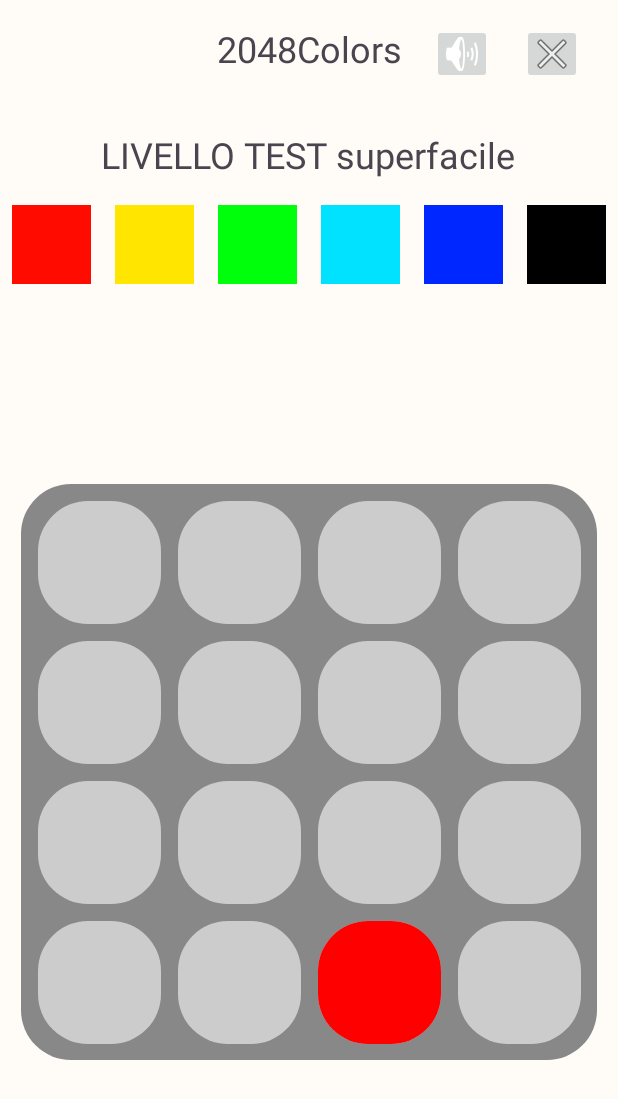
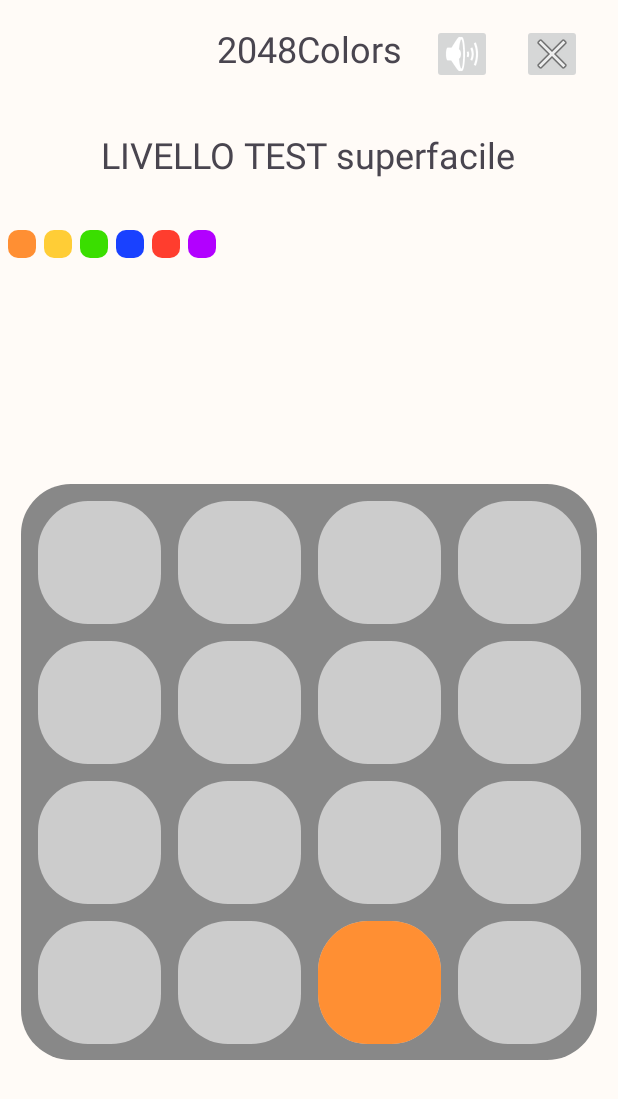
Before and after one commit to Fede-o/2048Colors, an Android app: the GameActivity screen opened directly, with no data from a screen before it, on a phone screen of 412 x 824 dp. Shown: the top 1099 px of the screen. Run offline under Robolectric (Android 15) with nearby library versions, the phone set to English and light mode, and no system bars; Roboto replaces fonts that are not available here.

Commit message:
implementazione palette colori dinamica da xml

```diff
--- a/app/src/main/java/fo/pigdm/colors2048/logic/GameEngine.java
+++ b/app/src/main/java/fo/pigdm/colors2048/logic/GameEngine.java
@@ -17,7 +17,6 @@ public class GameEngine implements ILogic {
 
     Board board = null;
     int currentLevel = 0;
-    int colorPalette;
     long score = 0;
     boolean isPlaying = false;
 
@@ -281,8 +280,6 @@ public class GameEngine implements ILogic {
 
 
 
-
-
     //sostituire il colore salvato nella tile con il codice colore e spostare i colori in un xml
     public int getTileColor(int x, int y) {
         //todo
@@ -295,6 +292,11 @@ public class GameEngine implements ILogic {
         }
     }
 
+    public int getCurrentLevel(){
+        return currentLevel;
+    }
+
+
     public void setView(IView view) {
         this.gameView = view;
     }
--- a/app/src/main/java/fo/pigdm/colors2048/logic/GameLevels.java
+++ b/app/src/main/java/fo/pigdm/colors2048/logic/GameLevels.java
@@ -5,17 +5,15 @@ import java.util.HashMap;
 public class GameLevels {
 
 
-    public final static int NUM_LEVELS = 8;
-    public final static int NUM_COLORS_LEVEL_1 = 4;
-    public final static int NUM_COLORS_LEVEL_2 = 5;
-    public final static int NUM_COLORS_LEVEL_3 = 6;
-    public final static int NUM_COLORS_LEVEL_4 = 7;
-    public final static int NUM_COLORS_LEVEL_5 = 8;
-    public final static int NUM_COLORS_LEVEL_6 = 9;
-    public final static int NUM_COLORS_LEVEL_7 = 10;
-    public final static int NUM_COLORS_LEVEL_8 = 11;
+    public final static int NUM_LEVELS = 6;
+    public final static int NUM_COLORS_LEVEL_1 = 6;
+    public final static int NUM_COLORS_LEVEL_2 = 7;
+    public final static int NUM_COLORS_LEVEL_3 = 8;
+    public final static int NUM_COLORS_LEVEL_4 = 9;
+    public final static int NUM_COLORS_LEVEL_5 = 10;
+    public final static int NUM_COLORS_LEVEL_6 = 11;
 
-    int[] levels = new int[8];
+    int[] levels = new int[NUM_LEVELS];
 
 
     public GameLevels() {
--- a/app/src/main/java/fo/pigdm/colors2048/logic/ILogic.java
+++ b/app/src/main/java/fo/pigdm/colors2048/logic/ILogic.java
@@ -20,6 +20,8 @@ public interface ILogic {
 
     public int getTileColor(int x, int y);
 
+    public int getCurrentLevel();
+
     public void setView(IView view);
 
 
--- a/app/src/main/java/fo/pigdm/colors2048/view/GameActivity.java
+++ b/app/src/main/java/fo/pigdm/colors2048/view/GameActivity.java
@@ -26,8 +26,10 @@ public class GameActivity extends AppCompatActivity {
 
         ILogic gameEngine = new GameEngine();
         IView gameView = findViewById(R.id.gameView);
+        IView colorPaletteView = findViewById(R.id.colorPaletteView);
         gameEngine.setView(gameView);
         gameView.setLogic(gameEngine);
+        colorPaletteView.setLogic(gameEngine);
         gameEngine.newGame();
     }
 
--- a/app/src/main/java/fo/pigdm/colors2048/view/GameView.java
+++ b/app/src/main/java/fo/pigdm/colors2048/view/GameView.java
@@ -1,6 +1,8 @@
 package fo.pigdm.colors2048.view;
 
 import android.content.Context;
+import android.content.res.Resources;
+import android.content.res.TypedArray;
 import android.graphics.Canvas;
 import android.graphics.Color;
 import android.graphics.Paint;
@@ -9,13 +11,13 @@ import android.view.MotionEvent;
 import android.view.View;
 
 import fo.pigdm.colors2048.logic.ILogic;
+import fo.pigdm.colors2048.R;
+
 
 
 public class GameView extends View implements IView {
 
     private static ILogic logic;
-
-
 
     int slotSize = 0;
     int boardMargin = 0;
@@ -26,6 +28,8 @@ public class GameView extends View implements IView {
     float boardWidth;
     float boardHeight;
     private final Paint paint = new Paint();
+    public int currentLevel;
+    public int[] colorPalette;
 
     float prevX, prevY;
 
@@ -39,7 +43,6 @@ public class GameView extends View implements IView {
     //CONSTRUCTOR FOR GENERATION OF VIEW FROM XML LAYOUT
     public GameView(Context context, AttributeSet attributes) {
         super(context, attributes);
-        //logic.newGame();
     }
 
     @Override
@@ -78,6 +81,8 @@ public class GameView extends View implements IView {
     }
 
     private void drawTiles(Canvas canvas) {
+        currentLevel = logic.getCurrentLevel();
+        colorPalette = getColorPalette();
         for (int y = 0; y < logic.getNumRows(); y++) {
             for (int x = 0; x < logic.getNumColumns(); x++) {
                 int slotStartX = (int) boardStartingX + boardMargin + ((slotSize + boardMargin) * x);
@@ -86,38 +91,10 @@ public class GameView extends View implements IView {
                 int slotEndY = slotStartY + slotSize;
 
                 int currentTileColor = logic.getTileColor(x, y);
-                //DA IMPLEMENTARE PALETTE COLORI LIVELLI
-                //todo
-                if (currentTileColor != -1) {
-                    switch(currentTileColor){
-                        case 0:
-                            paint.setColor(Color.RED);
-                            canvas.drawRoundRect((float) slotStartX, (float) slotStartY, (float) slotEndX, (float) slotEndY, (float) 50, (float) 50, paint);
-                            break;
 
-                        case 1:
-                            paint.setColor(Color.YELLOW);
-                            canvas.drawRoundRect((float) slotStartX, (float) slotStartY, (float) slotEndX, (float) slotEndY, (float) 50, (float) 50, paint);
-                            break;
-
-                        case 2:
-                            paint.setColor(Color.GREEN);
-                            canvas.drawRoundRect((float) slotStartX, (float) slotStartY, (float) slotEndX, (float) slotEndY, (float) 50, (float) 50, paint);
-                            break;
-                        case 3:
-                            paint.setColor(Color.CYAN);
-                            canvas.drawRoundRect((float) slotStartX, (float) slotStartY, (float) slotEndX, (float) slotEndY, (float) 50, (float) 50, paint);
-                            break;
-                        case 4:
-                            paint.setColor(Color.BLUE);
-                            canvas.drawRoundRect((float) slotStartX, (float) slotStartY, (float) slotEndX, (float) slotEndY, (float) 50, (float) 50, paint);
-                            break;
-                        default:
-                            paint.setColor(Color.BLACK);
-                            canvas.drawRoundRect((float) slotStartX, (float) slotStartY, (float) slotEndX, (float) slotEndY, (float) 50, (float) 50, paint);
-                            break;
-
-                    }
+                if (currentTileColor >= 0 && currentTileColor <colorPalette.length) {
+                    paint.setColor(colorPalette[currentTileColor]);
+                    canvas.drawRoundRect((float) slotStartX, (float) slotStartY, (float) slotEndX, (float) slotEndY, (float) 50, (float) 50, paint);
                 }
             }
         }
@@ -138,6 +115,28 @@ public class GameView extends View implements IView {
 
             }
         }
+    }
+
+    public int[] getColorPalette() {
+        int[] numColors = getResources().getIntArray(R.array.numColorsLevels);
+        int[] palette = new int[numColors[currentLevel]];
+        TypedArray paletteFromXml;
+
+        switch(currentLevel) {
+            case 0:
+                paletteFromXml = getResources().obtainTypedArray(R.array.colorPalette_level0);
+                for (int i = 0; i < paletteFromXml.length(); i++) {
+                    palette[i] = paletteFromXml.getColor(i, 0);
+                }
+                break;
+            case 1:
+                paletteFromXml = getResources().obtainTypedArray(R.array.colorPalette_level1);
+                for (int i = 0; i < paletteFromXml.length(); i++) {
+                    palette[i] = paletteFromXml.getColor(i, 0);
+                }
+                break;
+        }
+        return palette;
     }
 
     public void setLogic(ILogic logic) {
--- /dev/null
+++ b/app/src/main/java/fo/pigdm/colors2048/view/colorPaletteView.java
@@ -0,0 +1,118 @@
+package fo.pigdm.colors2048.view;
+
+import android.app.ActionBar;
+import android.content.Context;
+import android.content.res.TypedArray;
+import android.graphics.Canvas;
+import android.graphics.Paint;
+import android.util.AttributeSet;
+import android.view.View;
+import android.widget.Gallery;
+import android.widget.ImageView;
+import android.widget.LinearLayout;
+
+import fo.pigdm.colors2048.R;
+import fo.pigdm.colors2048.logic.ILogic;
+import fo.pigdm.colors2048.view.GameView;
+
+public class colorPaletteView extends View  implements IView {
+
+    private static ILogic logic;
+
+    int currentLevel;
+    int[] colorPalette;
+    int numColors;
+    int boxSize;
+    int boxMargin;
+    float paletteStartingX;
+    float paletteStartingY;
+    float paletteEndingX;
+    float paletteEndingY;
+    int viewWidth;
+    int viewHeight;
+    private final Paint paint = new Paint();
+
+
+    public colorPaletteView(Context context) {
+        super(context);
+    }
+
+    //CONSTRUCTOR FOR GENERATION OF VIEW FROM XML LAYOUT
+    public colorPaletteView(Context context, AttributeSet attributes) {
+        super(context, attributes);
+    }
+
+    @Override
+    protected void onLayout (boolean changed, int left, int top, int right, int bottom) {
+        super.onLayout(changed, left, top, right, bottom);
+
+        viewWidth = this.getWidth();
+        viewHeight = this.getHeight();
+
+
+
+    }
+
+    private void setElementsDimensions(int width, int height) {
+
+        boxMargin = boxSize / 7;
+        boxSize = width / (numColors + (boxMargin * 2));
+
+        int paletteMiddleX = (width / 2);
+        int paletteMiddleY = (height / 2);
+
+        paletteStartingX = (float)boxMargin;
+        paletteStartingY = (float) (paletteMiddleY - (boxSize / 2));
+        paletteEndingX = (float) (width - boxMargin);
+        paletteEndingY = (float) (paletteMiddleY + (boxSize / 2));
+
+    }
+
+    @Override
+    public void onDraw(Canvas canvas) {
+        currentLevel = logic.getCurrentLevel();
+        colorPalette = getColorPalette();
+        this.setElementsDimensions(viewWidth, viewHeight);
+        drawPalette(canvas);
+    }
+
+    private void drawPalette(Canvas canvas) {
+
+        for(int i = 0; i < numColors; i++) {
+            int boxStartX = (int) paletteStartingX + ((boxSize + boxMargin) * (i));
+            int boxEndX = boxStartX + boxSize;
+            int boxStartY = (int) paletteStartingY;
+            int boxEndY = (int) paletteEndingY;
+
+            paint.setColor(colorPalette[i]);
+            canvas.drawRoundRect((float) boxStartX, (float) boxStartY, (float) boxEndX, (float) boxEndY, (float) 10, (float) 10, paint);
+        }
+    }
+    public int[] getColorPalette() {
+        int[] numColorsLevels = getResources().getIntArray(R.array.numColorsLevels);
+        numColors = numColorsLevels[currentLevel];
+        int[] palette = new int[numColors];
+        TypedArray paletteFromXml;
+
+        switch(currentLevel) {
+            case 0:
+                paletteFromXml = getResources().obtainTypedArray(R.array.colorPalette_level0);
+                for (int i = 0; i < paletteFromXml.length(); i++) {
+                    palette[i] = paletteFromXml.getColor(i, 0);
+                }
+                break;
+            case 1:
+                paletteFromXml = getResources().obtainTypedArray(R.array.colorPalette_level1);
+                for (int i = 0; i < paletteFromXml.length(); i++) {
+                    palette[i] = paletteFromXml.getColor(i, 0);
+                }
+                break;
+        }
+        return palette;
+    }
+
+    @Override
+    public void setLogic(ILogic logic) {
+        this.logic = logic;
+    }
+}
--- a/app/src/main/res/layout/activity_game.xml
+++ b/app/src/main/res/layout/activity_game.xml
@@ -60,7 +60,15 @@
             app:layout_constraintStart_toStartOf="parent"
             app:layout_constraintTop_toTopOf="parent" />
 
-        <LinearLayout
+        <fo.pigdm.colors2048.view.colorPaletteView
+            android:id="@+id/colorPaletteView"
+            android:layout_width="match_parent"
+            android:layout_height="0dp"
+            app:layout_constraintBottom_toBottomOf="parent"
+            app:layout_constraintTop_toBottomOf="@+id/textView2">
+        </fo.pigdm.colors2048.view.colorPaletteView>
+
+        <!--<LinearLayout
             android:layout_width="match_parent"
             android:layout_height="0dp"
             android:orientation="horizontal"
@@ -139,6 +147,7 @@
                 app:srcCompat="@mipmap/ic_launcher_background"
                 app:tint="#000000" />
         </LinearLayout>
+        -->
 
     </androidx.constraintlayout.widget.ConstraintLayout>
 
--- a/app/src/main/res/values-night/themes.xml
+++ b/app/src/main/res/values-night/themes.xml
@@ -12,10 +12,6 @@
         <item name="colorOnTertiary">@color/md_theme_dark_onTertiary</item>
         <item name="colorTertiaryContainer">@color/md_theme_dark_tertiaryContainer</item>
         <item name="colorOnTertiaryContainer">@color/md_theme_dark_onTertiaryContainer</item>
-        <item name="colorError">@color/md_theme_dark_error</item>
-        <item name="colorErrorContainer">@color/md_theme_dark_errorContainer</item>
-        <item name="colorOnError">@color/md_theme_dark_onError</item>
-        <item name="colorOnErrorContainer">@color/md_theme_dark_onErrorContainer</item>
         <item name="android:colorBackground">@color/md_theme_dark_background</item>
         <item name="colorOnBackground">@color/md_theme_dark_onBackground</item>
         <item name="colorSurface">@color/md_theme_dark_surface</item>
@@ -25,8 +21,6 @@
         <item name="colorOutline">@color/md_theme_dark_outline</item>
         <item name="colorOnSurfaceInverse">@color/md_theme_dark_inverseOnSurface</item>
         <item name="colorSurfaceInverse">@color/md_theme_dark_inverseSurface</item>
-        <!--<item name="colorInversePrimary">@color/md_theme_dark_inversePrimary</item>
-        <item name="colorShadow">@color/md_theme_dark_shadow</item>-->
         <item name="colorPrimaryInverse">@color/md_theme_dark_primaryInverse</item>
     </style>
 </resources>
--- a/app/src/main/res/values/colors.xml
+++ b/app/src/main/res/values/colors.xml
@@ -39,10 +39,6 @@
     <color name="md_theme_dark_onTertiary">#4F2500</color>
     <color name="md_theme_dark_tertiaryContainer">#703800</color>
     <color name="md_theme_dark_onTertiaryContainer">#FFDCC3</color>
-    <color name="md_theme_dark_error">#F2B8B5</color>
-    <color name="md_theme_dark_errorContainer">#8C1D18</color>
-    <color name="md_theme_dark_onError">#601410</color>
-    <color name="md_theme_dark_onErrorContainer">#F9DEDC</color>
     <color name="md_theme_dark_background">#1E1B16</color>
     <color name="md_theme_dark_onBackground">#E8E2D9</color>
     <color name="md_theme_dark_surface">#1E1B16</color>
@@ -55,4 +51,14 @@
     <color name="md_theme_dark_inversePrimary">#006491</color>
     <color name="md_theme_dark_shadow">#000000</color>
     <color name="md_theme_dark_primaryInverse">#006491</color>
+
+
+    <!-- LEVELS COLOR PALETTES-->
+    <!--LEVEL1-->
+    <color name="level_test_color1">#FF8F33</color>
+    <color name="level_test_color2">#FFCD36</color>
+    <color name="level_test_color3">#3ADE00</color>
+    <color name="level_test_color4">#1941FF</color>
+    <color name="level_test_color5">#FF3D2E</color>
+    <color name="level_test_color6">#B200FF</color>
 </resources>
--- /dev/null
+++ b/app/src/main/res/values/levelsColorPalette.xml
@@ -0,0 +1,38 @@
+<?xml version="1.0" encoding="utf-8"?>
+<resources>
+
+    <integer name="num_levels">6</integer>
+
+    <!-- NUMBER OF COLORS PER LEVEL-->
+    <integer-array name="numColorsLevels">
+        <item>6</item>
+        <item>7</item>
+        <item>8</item>
+        <item>9</item>
+        <item>10</item>
+        <item>11</item>
+    </integer-array>
+
+    <!-- LEVELS COLOR PALETTE-->
+    <!--LEVEL 0-->
+    <array name="colorPalette_level0">
+        <item>#FF8F33</item>
+        <item>#FFCD36</item>
+        <item>#3ADE00</item>
+        <item>#1941FF</item>
+        <item>#FF3D2E</item>
+        <item>#B200FF</item>
+    </array>
+
+    <!--LEVEL 1-->
+    <array name="colorPalette_level1">
+        <item>#FF8F33</item>
+        <item>#FFCD36</item>
+        <item>#3ADE00</item>
+        <item>#1941FF</item>
+        <item>#FF3D2E</item>
+        <item>#B200FF</item>
+    </array>
+
+
+</resources>
--- a/app/src/main/res/values/themes.xml
+++ b/app/src/main/res/values/themes.xml
@@ -12,10 +12,6 @@
         <item name="colorOnTertiary">@color/md_theme_light_onTertiary</item>
         <item name="colorTertiaryContainer">@color/md_theme_light_tertiaryContainer</item>
         <item name="colorOnTertiaryContainer">@color/md_theme_light_onTertiaryContainer</item>
-        <item name="colorError">@color/md_theme_light_error</item>
-        <item name="colorErrorContainer">@color/md_theme_light_errorContainer</item>
-        <item name="colorOnError">@color/md_theme_light_onError</item>
-        <item name="colorOnErrorContainer">@color/md_theme_light_onErrorContainer</item>
         <item name="android:colorBackground">@color/md_theme_light_background</item>
         <item name="colorOnBackground">@color/md_theme_light_onBackground</item>
         <item name="colorSurface">@color/md_theme_light_surface</item>
@@ -25,8 +21,6 @@
         <item name="colorOutline">@color/md_theme_light_outline</item>
         <item name="colorOnSurfaceInverse">@color/md_theme_light_inverseOnSurface</item>
         <item name="colorSurfaceInverse">@color/md_theme_light_inverseSurface</item>
-        <!--<item name="colorInversePrimary">@color/md_theme_light_inversePrimary</item>
-        <item name="colorShadow">@color/md_theme_light_shadow</item>-->
         <item name="colorPrimaryInverse">@color/md_theme_light_primaryInverse</item>
     </style>
 </resources>
```
